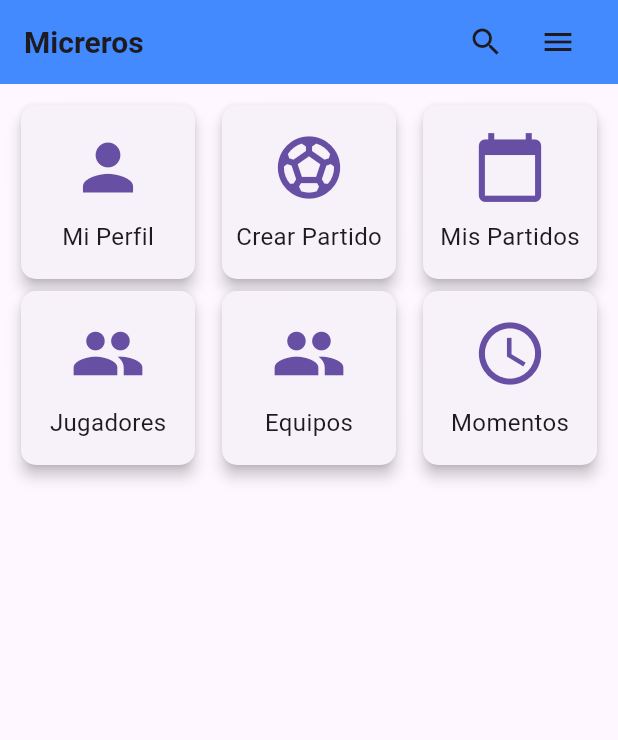
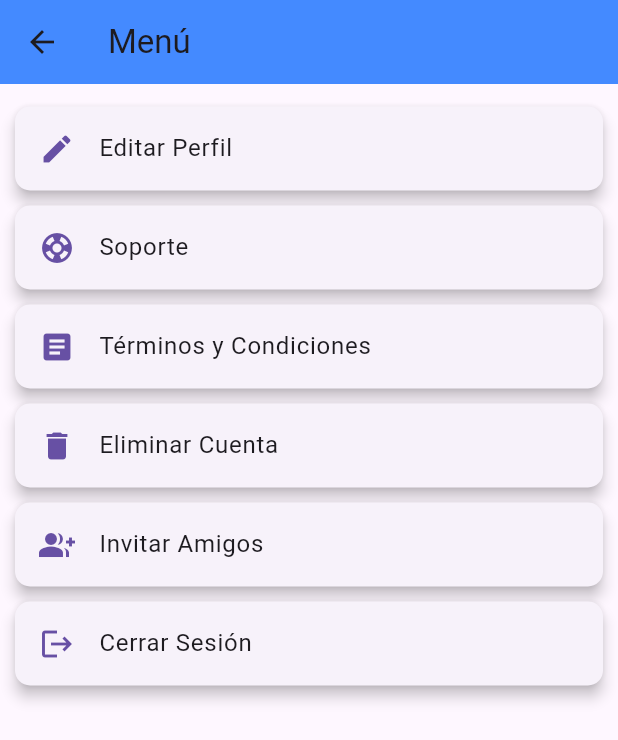
Before and after one commit to pulistar/Micreros, a Flutter app: the screen it shows after launch, after a tap on the "menu" icon, on a phone screen of 412 x 824 dp. Shown: the top 740 px of the screen. Run offline on Flutter 3.47's test engine with Material 3 defaults, Android fonts, the phone set to English and light mode, and no system bars.

Commit message:
Añadido menu y busqueda

```diff
--- /dev/null
+++ b/lib/busqueda.dart
@@ -0,0 +1,17 @@
+import 'package:flutter/material.dart';
+
+class Busqueda extends StatelessWidget {
+  const Busqueda({super.key});
+
+  @override
+  Widget build(BuildContext context) {
+    return Scaffold(
+      appBar: AppBar(
+        title: const Text("Busqueda"),
+      ),
+      body: const Center(
+        child: Text("Aquí va el contenido de búsqueda"),
+      ),
+    );
+  }
+}
--- a/lib/cuerpo.dart
+++ b/lib/cuerpo.dart
@@ -2,6 +2,8 @@
 import 'package:flutter/material.dart';
 
 class Cuerpo extends StatelessWidget {
+  const Cuerpo({super.key});
+
   @override
   Widget build(BuildContext context) {
     return Padding(
@@ -35,8 +37,8 @@ class Cuerpo extends StatelessWidget {
           mainAxisAlignment: MainAxisAlignment.center,
           children: [
             Icon(icon, size: 50, color: Theme.of(context).primaryColor),
-            SizedBox(height: 10),
-            Text(title, style: TextStyle(fontSize: 16)),
+            const SizedBox(height: 10),
+            Text(title, style: const TextStyle(fontSize: 16)),
           ],
         ),
       ),
--- a/lib/encabezado.dart
+++ b/lib/encabezado.dart
@@ -1,35 +1,43 @@
 import 'package:flutter/material.dart';
 
+import 'busqueda.dart';
+import 'menu.dart';
+
 class Encabezado extends StatelessWidget implements PreferredSizeWidget {
+  const Encabezado({super.key});
+
   @override
   Widget build(BuildContext context) {
     return AppBar(
       title: Row(
         mainAxisAlignment: MainAxisAlignment.spaceBetween,
         children: [
-          // Título alineado a la izquierda
-          Align(
+          const Align(
             alignment: Alignment.centerLeft,
             child: Text(
               'Micreros',
               style: TextStyle(fontSize: 20, fontWeight: FontWeight.bold),
             ),
           ),
-          // Contenedor para los íconos de búsqueda y menú
           Row(
             children: [
-              // Ícono de búsqueda
               IconButton(
-                icon: Icon(Icons.search),
+                icon: const Icon(Icons.search),
                 onPressed: () {
-                  print('Buscar presionado');
+                  Navigator.push(
+                    context,
+                    MaterialPageRoute(builder: (context) => Busqueda()),
+
+                  );
                 },
               ),
-              // Ícono de menú (hamburguesa)
               IconButton(
-                icon: Icon(Icons.menu),
+                icon: const Icon(Icons.menu),
                 onPressed: () {
-                  print('Configuraciones presionadas');
+                  Navigator.push(
+                    context,
+                    MaterialPageRoute(builder: (context) => const Menu()),
+                  );
                 },
               ),
             ],
@@ -41,5 +49,5 @@ class Encabezado extends StatelessWidget implements PreferredSizeWidget {
   }
 
   @override
-  Size get preferredSize => Size.fromHeight(kToolbarHeight);
+  Size get preferredSize => const Size.fromHeight(kToolbarHeight);
 }
--- a/lib/main.dart
+++ b/lib/main.dart
@@ -5,10 +5,12 @@ import 'cuerpo.dart';
 import 'encabezado.dart';
 
 void main() {
-  runApp(MyApp());
+  runApp(const MyApp());
 }
 
 class MyApp extends StatelessWidget {
+  const MyApp({super.key});
+
   @override
   Widget build(BuildContext context) {
     return MaterialApp(
@@ -17,17 +19,19 @@ class MyApp extends StatelessWidget {
       theme: ThemeData(
         primarySwatch: Colors.blue,
       ),
-      home: HomePage(),
+      home: const HomePage(),
     );
   }
 }
 
 class HomePage extends StatelessWidget {
+  const HomePage({super.key});
+
   @override
   Widget build(BuildContext context) {
     return Scaffold(
 
-      appBar: Encabezado(),
+      appBar: const Encabezado(),
       body: Cuerpo(),
     );
   }
--- /dev/null
+++ b/lib/menu.dart
@@ -0,0 +1,50 @@
+import 'package:flutter/material.dart';
+
+class Menu extends StatelessWidget {
+  const Menu({super.key});
+
+  @override
+  Widget build(BuildContext context) {
+    return Scaffold(
+      appBar: AppBar(
+        leading: IconButton(
+          icon: const Icon(Icons.arrow_back),
+          onPressed: () {
+            Navigator.pop(context);
+          },
+        ),
+        title: const Text('Menú'),
+        backgroundColor: Colors.blueAccent,
+      ),
+      body: Padding(
+        padding: const EdgeInsets.all(10.0),
+        child: Column(
+          children: [
+            buildMenuOption('Editar Perfil', Icons.edit, context),
+            buildMenuOption('Soporte', Icons.support, context),
+            buildMenuOption('Términos y Condiciones', Icons.article, context),
+            buildMenuOption('Eliminar Cuenta', Icons.delete, context),
+            buildMenuOption('Invitar Amigos', Icons.group_add, context),
+            buildMenuOption('Cerrar Sesión', Icons.logout, context),
+          ],
+        ),
+      ),
+    );
+  }
+
+  Widget buildMenuOption(String title, IconData icon, BuildContext context) {
+    return Card(
+      elevation: 4,
+      shape: RoundedRectangleBorder(
+        borderRadius: BorderRadius.circular(10),
+      ),
+      margin: const EdgeInsets.symmetric(vertical: 5),
+      child: ListTile(
+        leading: Icon(icon, color: Theme.of(context).primaryColor),
+        title: Text(title),
+        onTap: () {
+        },
+      ),
+    );
+  }
+}
```
